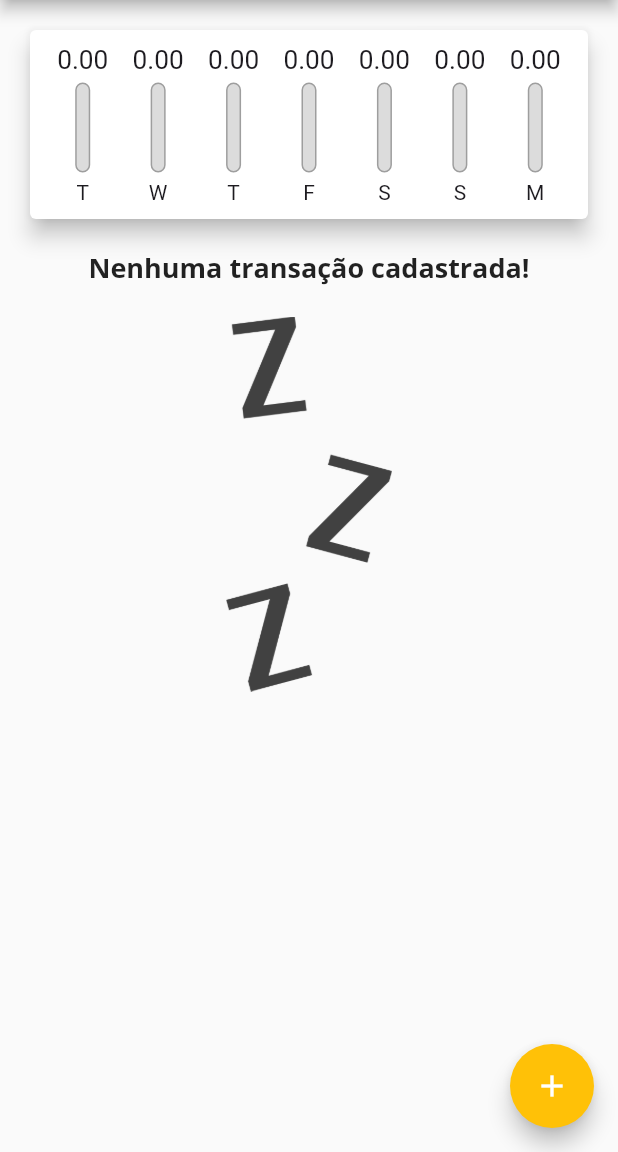
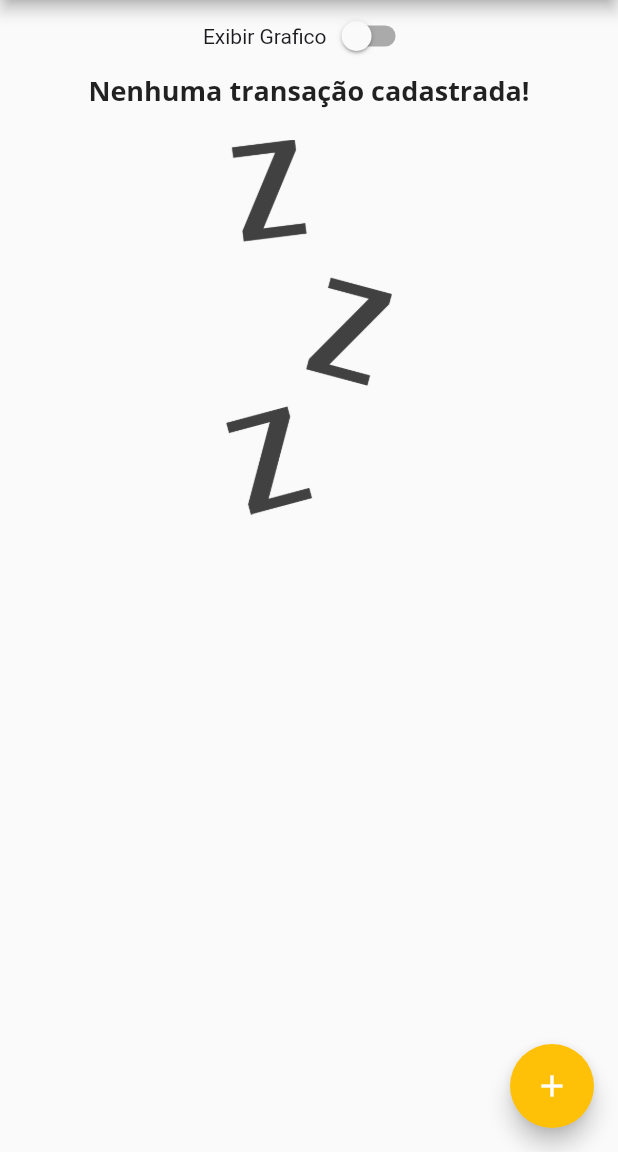
Before and after one commit to niltinfilho/flutter-cod3r, a Flutter app: the screen it shows after launch, on a phone screen of 412 x 824 dp, the part 84-1236 px from its top. Run offline on Flutter 3.47's test engine with Material 3 defaults, Android fonts, the phone set to English and light mode, and no system bars.

Commit message:
ajustes de responsividade

```diff
--- a/expenses/lib/components/chart_bar.dart
+++ b/expenses/lib/components/chart_bar.dart
@@ -1,35 +1,34 @@
 import 'package:flutter/material.dart';
 
 class ChartBar extends StatelessWidget {
-  final String label;
-  final double value;
-  final double percentage;
+  final String? label;
+  final double? value;
+  final double? percentage;
 
-  ChartBar({
-    required this.label,
-    required this.value,
-    required this.percentage,
-  });
+  const ChartBar({this.label, this.value, this.percentage, Key? key})
+    : super(key: key);
 
   @override
   Widget build(BuildContext context) {
+    return LayoutBuilder(
+      builder: (ctx, constraints) {
         return Column(
           children: [
-        Container(
-          height: 20,
-          child: FittedBox(child: Text(value.toStringAsFixed(2))),
+            SizedBox(
+              height: constraints.maxHeight * 0.15,
+              child: FittedBox(child: Text(value!.toStringAsFixed(2))),
             ),
-        SizedBox(height: 5),
-        Container(
-          height: 60,
+            SizedBox(height: constraints.maxHeight * 0.05),
+            SizedBox(
+              height: constraints.maxHeight * 0.6,
               width: 10,
               child: Stack(
                 alignment: Alignment.bottomCenter,
-            children: [
+                children: <Widget>[
                   Container(
                     decoration: BoxDecoration(
                       border: Border.all(color: Colors.grey, width: 1.0),
-                  color: Color.fromRGBO(220, 220, 220, 1),
+                      color: const Color.fromRGBO(220, 220, 220, 1),
                       borderRadius: BorderRadius.circular(5),
                     ),
                   ),
@@ -45,9 +44,14 @@ class ChartBar extends StatelessWidget {
                 ],
               ),
             ),
-        SizedBox(height: 5),
-        Text(label),
+            SizedBox(height: constraints.maxHeight * 0.05),
+            SizedBox(
+              height: constraints.maxHeight * 0.15,
+              child: FittedBox(child: Text(label!)),
+            ),
           ],
+        );
+      },
     );
   }
 }
--- a/expenses/lib/components/transaction_list.dart
+++ b/expenses/lib/components/transaction_list.dart
@@ -10,10 +10,7 @@ class TransactionList extends StatelessWidget {
 
   @override
   Widget build(BuildContext context) {
-    return SizedBox(
-      height: 725,
-      child:
-          transactions.isEmpty
+    return transactions.isEmpty
         ? Column(
           children: [
             Text(
@@ -67,7 +64,6 @@ class TransactionList extends StatelessWidget {
               ),
             );
           },
-              ),
         );
   }
 }
--- a/expenses/lib/main.dart
+++ b/expenses/lib/main.dart
@@ -53,6 +53,7 @@ class MyHomePage extends StatefulWidget {
 
 class _MyHomePageState extends State<MyHomePage> {
   final List<Transaction> _transactions = [];
+  bool _showChart = false;
 
   List<Transaction> get _recentTransactions {
     return _transactions.where((tr) {
@@ -92,9 +93,8 @@ class _MyHomePageState extends State<MyHomePage> {
 
   @override
   Widget build(BuildContext context) {
-    return Scaffold(
-      appBar: AppBar(
-        title: const Text('Despesas Pessoais'),
+    final appBar = AppBar(
+      title: Text('Despesas Pessoais'),
       actions: [
         IconButton(
           icon: const Icon(Icons.add),
@@ -103,13 +103,42 @@ class _MyHomePageState extends State<MyHomePage> {
           onPressed: () => _openTransactionFormModal(context),
         ),
       ],
-      ),
+    );
+
+    final availableHeight =
+        MediaQuery.of(context).size.height -
+        appBar.preferredSize.height -
+        MediaQuery.of(context).padding.top;
+
+    return Scaffold(
+      appBar: appBar,
       body: SingleChildScrollView(
         child: Column(
           crossAxisAlignment: CrossAxisAlignment.stretch,
           children: [
-            Chart(_recentTransactions),
-            TransactionList(_transactions, _removeTransaction),
+            Row(
+              mainAxisAlignment: MainAxisAlignment.center,
+              children: [
+                Text('Exibir Grafico'),
+                Switch(
+                  value: _showChart,
+                  onChanged: (value) {
+                    setState(() {
+                      _showChart = value;
+                    });
+                  },
+                ),
+              ],
+            ),
+            if (_showChart)
+              SizedBox(
+                height: availableHeight * 0.25,
+                child: Chart(_recentTransactions),
+              ),
+            SizedBox(
+              height: availableHeight * 0.75,
+              child: TransactionList(_transactions, _removeTransaction),
+            ),
           ],
         ),
       ),
```
Lines whose indentation alone changed are shown as unchanged.
